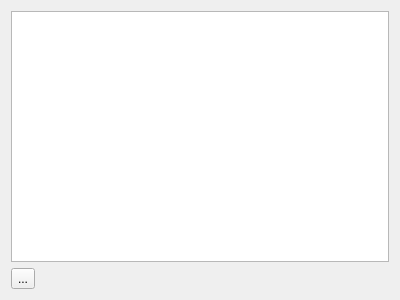
Qt form viewrisultati.ui (Garoth93/Confronta-csv) before a commit.
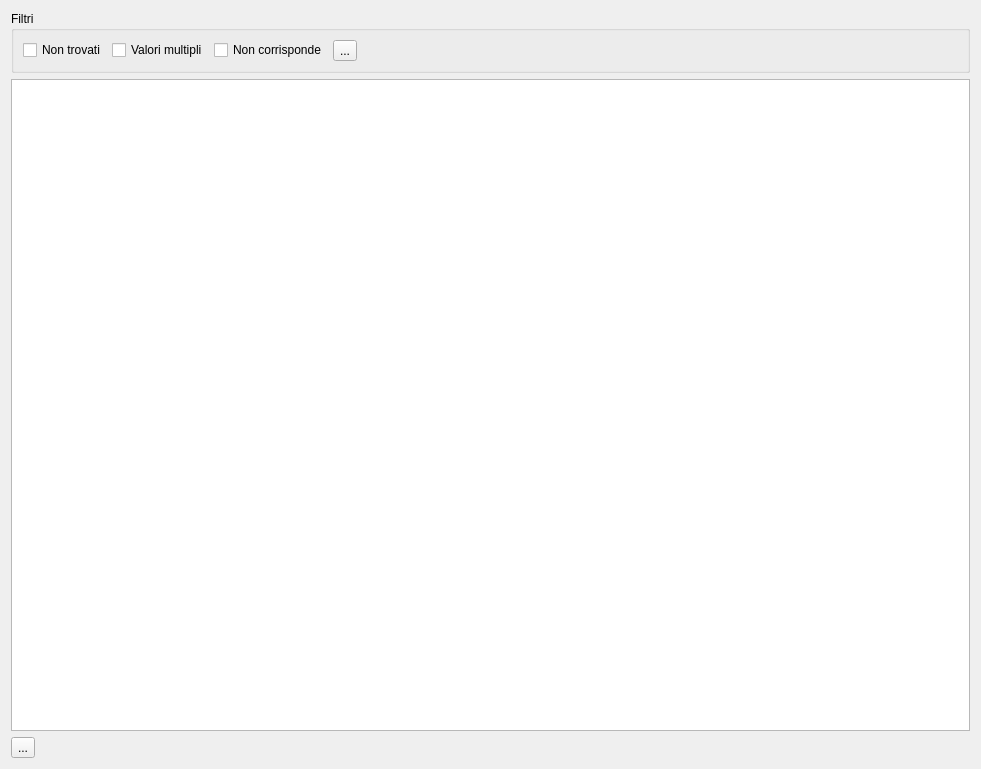
The same form after that commit.

The edit to the form file:
```diff
--- a/viewrisultati.ui
+++ b/viewrisultati.ui
@@ -6,15 +6,69 @@
    <rect>
     <x>0</x>
     <y>0</y>
-    <width>400</width>
-    <height>300</height>
+    <width>981</width>
+    <height>769</height>
    </rect>
   </property>
   <property name="windowTitle">
    <string>Form</string>
   </property>
-  <layout class="QGridLayout" name="gridLayout">
+  <layout class="QGridLayout" name="gridLayout_4">
    <item row="0" column="0">
+    <widget class="QGroupBox" name="groupBox">
+     <property name="title">
+      <string>Filtri</string>
+     </property>
+     <layout class="QGridLayout" name="gridLayout_3">
+      <item row="0" column="0">
+       <layout class="QGridLayout" name="gridLayout">
+        <item row="0" column="2">
+         <widget class="QCheckBox" name="cb_nonCorr">
+          <property name="text">
+           <string>Non corrisponde</string>
+          </property>
+         </widget>
+        </item>
+        <item row="0" column="4">
+         <spacer name="horizontalSpacer">
+          <property name="orientation">
+           <enum>Qt::Horizontal</enum>
+          </property>
+          <property name="sizeHint" stdset="0">
+           <size>
+            <width>40</width>
+            <height>20</height>
+           </size>
+          </property>
+         </spacer>
+        </item>
+        <item row="0" column="0">
+         <widget class="QCheckBox" name="cb_nonTrovato">
+          <property name="text">
+           <string>Non trovati</string>
+          </property>
+         </widget>
+        </item>
+        <item row="0" column="1">
+         <widget class="QCheckBox" name="cb_multiValue">
+          <property name="text">
+           <string>Valori multipli</string>
+          </property>
+         </widget>
+        </item>
+        <item row="0" column="3">
+         <widget class="QToolButton" name="tb_reset">
+          <property name="text">
+           <string>...</string>
+          </property>
+         </widget>
+        </item>
+       </layout>
+      </item>
+     </layout>
+    </widget>
+   </item>
+   <item row="1" column="0">
     <layout class="QGridLayout" name="gridLayout_2">
      <item row="0" column="0">
       <widget class="QTableView" name="tv_princ"/>
```
